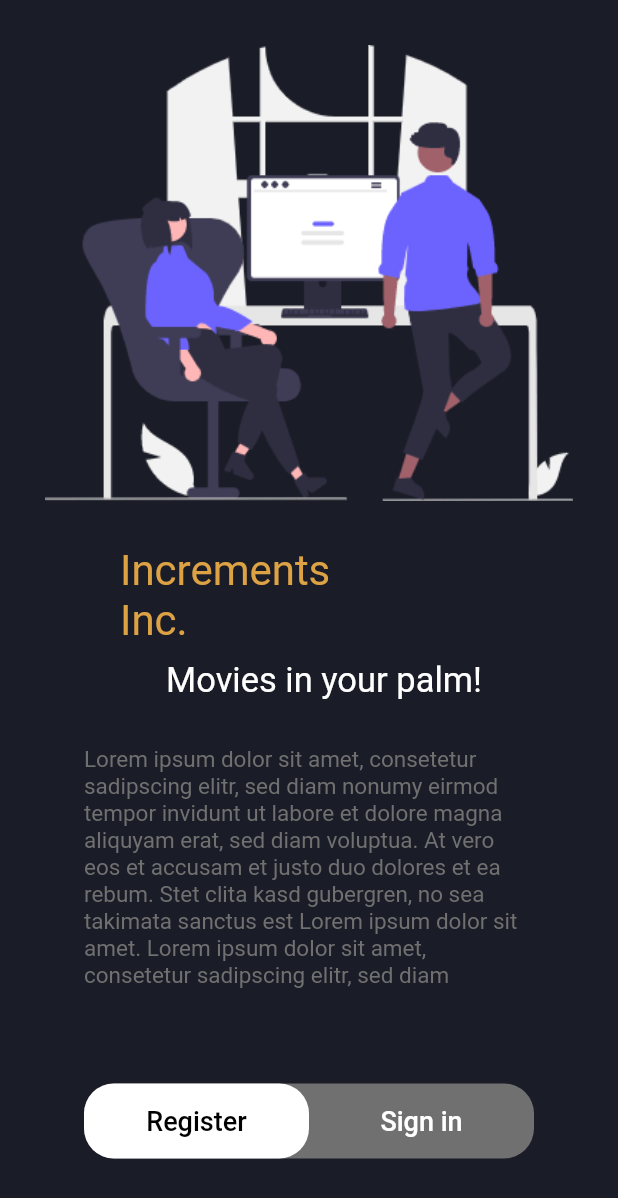
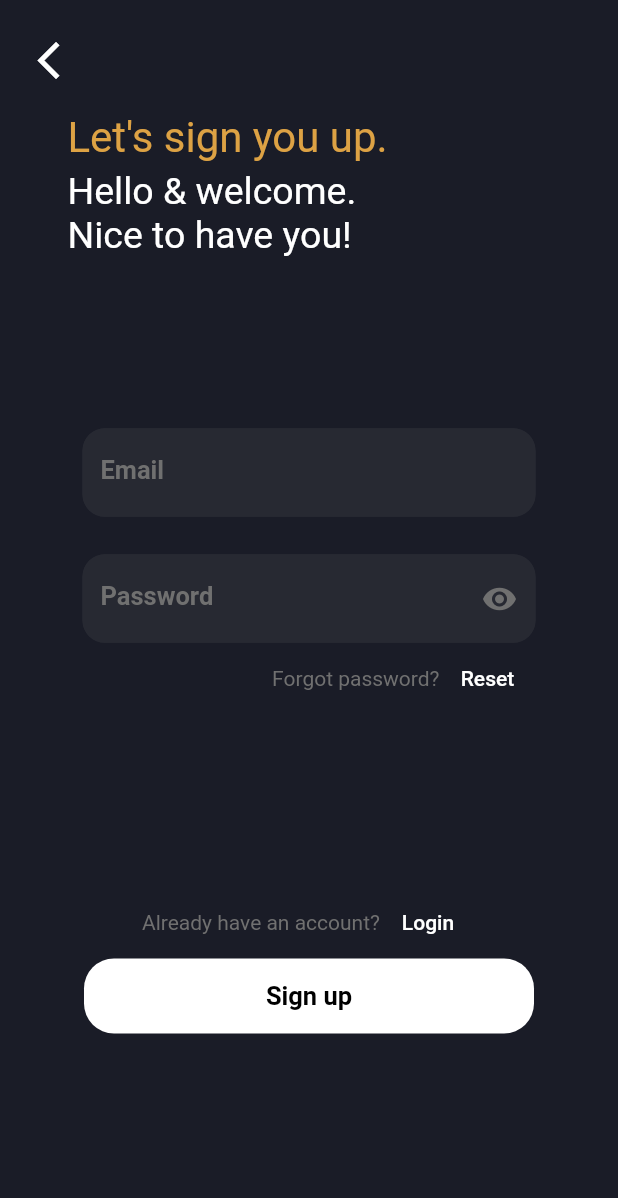
Before and after one commit to sojibsjoy/flutterMovieApp, a Flutter app: the screen it shows after launch, after a tap on "Register", on a phone screen of 412 x 824 dp. Shown: the top 1198 px of the screen. Run offline on Flutter 3.47's test engine with Material 2 defaults, Android fonts, the phone set to English and light mode, and no system bars; our stand-ins replace email_validator, firebase_auth, firebase_core, firebase_messaging, flutter_local_notifications, get and 1 more; missing offline and left inert: flutter_facebook_auth; accounts and stored records are empty.

Commit message:
Final Push (Updated).

```diff
--- a/lib/main.dart
+++ b/lib/main.dart
@@ -10,6 +10,7 @@ import 'package:movie_app/ui/screens/auth/auth_screen.dart';
 import 'package:movie_app/ui/screens/home/home_screen.dart';
 import 'package:movie_app/ui/screens/login/login_screen.dart';
 import 'package:movie_app/ui/screens/otp/otp_screen.dart';
+import 'package:movie_app/ui/screens/register/register_screen.dart';
 
 const AndroidNotificationChannel channel = AndroidNotificationChannel(
   'high_importance_channel',
@@ -65,6 +66,10 @@ class MyApp extends StatelessWidget {
           page: () => const AuthScreen(),
         ),
         GetPage(
+          name: RegisterScreen.routeName,
+          page: () => const RegisterScreen(),
+        ),
+        GetPage(
           name: LoginScreen.routeName,
           page: () => const LoginScreen(),
         ),
--- a/lib/ui/screens/auth/auth_screen.dart
+++ b/lib/ui/screens/auth/auth_screen.dart
@@ -2,6 +2,7 @@ import 'package:flutter/material.dart';
 import 'package:get/get.dart';
 import 'package:movie_app/state_management/constants/constants.dart';
 import 'package:movie_app/ui/screens/login/login_screen.dart';
+import 'package:movie_app/ui/screens/register/register_screen.dart';
 
 class AuthScreen extends StatelessWidget {
   static String routeName = "/auth";
@@ -86,7 +87,7 @@ class AuthScreen extends StatelessWidget {
                           backgroundColor:
                               MaterialStateProperty.all<Color>(Colors.white),
                         ),
-                        onPressed: () {},
+                        onPressed: () => Get.toNamed(RegisterScreen.routeName),
                         child: const Text(
                           'Register',
                           style: TextStyle(
--- /dev/null
+++ b/lib/ui/screens/register/register_screen.dart
@@ -0,0 +1,256 @@
+import 'package:email_validator/email_validator.dart';
+import 'package:flutter/cupertino.dart';
+import 'package:flutter/material.dart';
+import 'package:flutter/painting.dart';
+import 'package:get/get.dart';
+import 'package:movie_app/state_management/constants/constants.dart';
+import 'package:movie_app/state_management/controllers/auth_controllers.dart';
+
+class RegisterScreen extends StatefulWidget {
+  static String routeName = '/register';
+  const RegisterScreen({Key? key}) : super(key: key);
+
+  @override
+  State<RegisterScreen> createState() => _RegisterScreenState();
+}
+
+class _RegisterScreenState extends State<RegisterScreen> {
+  bool showLoading = false;
+  bool _obsecure = true;
+  final TextEditingController _emailCon = TextEditingController();
+  final TextEditingController _passCon = TextEditingController();
+  @override
+  Widget build(BuildContext context) {
+    return Scaffold(
+      backgroundColor: CustomColors.appBgColor,
+      body: SafeArea(
+        child: showLoading
+            ? const Center(
+                child: CircularProgressIndicator(),
+              )
+            : Column(
+                crossAxisAlignment: CrossAxisAlignment.start,
+                children: [
+                  Padding(
+                    padding: const EdgeInsets.fromLTRB(25, 25, 0.0, 0.0),
+                    child: InkWell(
+                      onTap: () => Get.back(),
+                      child: const Icon(
+                        Icons.arrow_back_ios,
+                        color: Colors.white,
+                        size: 30,
+                      ),
+                    ),
+                  ),
+                  const SizedBox(
+                    height: 20,
+                  ),
+                  Padding(
+                    padding: const EdgeInsets.fromLTRB(45, 0, 130, 5),
+                    child: Text(
+                      'Let\'s sign you up.',
+                      style: TextStyle(
+                        color: CustomColors.authTitleColor,
+                        fontSize: 28,
+                      ),
+                    ),
+                  ),
+                  const Padding(
+                    padding: EdgeInsets.fromLTRB(45, 0, 130, 0),
+                    child: Text(
+                      'Hello & welcome.\nNice to have you!',
+                      style: TextStyle(
+                        color: Colors.white,
+                        fontSize: 25,
+                      ),
+                    ),
+                  ),
+                  Container(
+                    height: 420,
+                    padding: const EdgeInsets.symmetric(horizontal: 55),
+                    child: Center(
+                      child: Form(
+                        child: Column(
+                          mainAxisSize: MainAxisSize.min,
+                          children: [
+                            TextFormField(
+                              controller: _emailCon,
+                              style: const TextStyle(
+                                color: Colors.white,
+                                fontSize: 16,
+                              ),
+                              decoration: InputDecoration(
+                                fillColor: CustomColors.inputFieldColor,
+                                filled: true,
+                                border: OutlineInputBorder(
+                                  borderRadius: BorderRadius.circular(15),
+                                ),
+                                labelText: "Email",
+                                labelStyle: TextStyle(
+                                  color: CustomColors.authDesColor,
+                                  fontWeight: FontWeight.bold,
+                                  fontSize: 17,
+                                ),
+                                enabledBorder: OutlineInputBorder(
+                                  borderRadius: BorderRadius.circular(15),
+                                  borderSide: BorderSide(
+                                    color: CustomColors.inputFieldColor,
+                                  ),
+                                ),
+                                focusedBorder: OutlineInputBorder(
+                                  borderRadius: BorderRadius.circular(15),
+                                  borderSide: BorderSide(
+                                    color: CustomColors.inputFieldColor,
+                                  ),
+                                ),
+                              ),
+                            ),
+                            const SizedBox(
+                              height: 25,
+                            ),
+                            TextFormField(
+                              controller: _passCon,
+                              style: const TextStyle(
+                                color: Colors.white,
+                                fontSize: 16,
+                              ),
+                              decoration: InputDecoration(
+                                fillColor: CustomColors.inputFieldColor,
+                                filled: true,
+                                border: OutlineInputBorder(
+                                  borderRadius: BorderRadius.circular(15),
+                                ),
+                                labelText: "Password",
+                                labelStyle: TextStyle(
+                                  color: CustomColors.authDesColor,
+                                  fontWeight: FontWeight.bold,
+                                  fontSize: 17,
+                                ),
+                                suffixIcon: InkWell(
+                                  onTap: () => setState(() {
+                                    _obsecure = !_obsecure;
+                                  }),
+                                  child: Icon(
+                                    Icons.remove_red_eye,
+                                    color: CustomColors.authDesColor,
+                                  ),
+                                ),
+                                enabledBorder: OutlineInputBorder(
+                                  borderRadius: BorderRadius.circular(15),
+                                  borderSide: BorderSide(
+                                    color: CustomColors.inputFieldColor,
+                                  ),
+                                ),
+                                focusedBorder: OutlineInputBorder(
+                                  borderRadius: BorderRadius.circular(15),
+                                  borderSide: BorderSide(
+                                    color: CustomColors.inputFieldColor,
+                                  ),
+                                ),
+                              ),
+                              obscureText: _obsecure,
+                            ),
+                            Row(
+                              mainAxisAlignment: MainAxisAlignment.end,
+                              children: [
+                                Text(
+                                  'Forgot password?',
+                                  style: TextStyle(
+                                    color: CustomColors.authDesColor,
+                                  ),
+                                ),
+                                TextButton(
+                                  onPressed: () {},
+                                  child: const Text(
+                                    'Reset',
+                                    style: TextStyle(
+                                      color: Colors.white,
+                                    ),
+                                  ),
+                                ),
+                              ],
+                            ),
+                          ],
+                        ),
+                      ),
+                    ),
+                  ),
+                  Row(
+                    mainAxisAlignment: MainAxisAlignment.center,
+                    children: [
+                      Text(
+                        'Already have an account?',
+                        style: TextStyle(
+                          color: CustomColors.authDesColor,
+                        ),
+                      ),
+                      TextButton(
+                        onPressed: () {},
+                        child: const Text(
+                          'Login',
+                          style: TextStyle(
+                            color: Colors.white,
+                          ),
+                        ),
+                      ),
+                    ],
+                  ),
+                  SizedBox(
+                    width: double.infinity,
+                    child: Column(
+                      children: [
+                        TextButton(
+                          onPressed: () async {
+                            setState(() {
+                              showLoading = true;
+                            });
+                            checkValidation(
+                                _emailCon.text.trim(), _passCon.text.trim());
+                          },
+                          child: const Text(
+                            'Sign up',
+                            style: TextStyle(
+                              color: Colors.black,
+                              fontWeight: FontWeight.bold,
+                              fontSize: 17,
+                            ),
+                          ),
+                          style: ButtonStyle(
+                            shape: MaterialStateProperty.all<
+                                RoundedRectangleBorder>(
+                              RoundedRectangleBorder(
+                                borderRadius: BorderRadius.circular(20),
+                              ),
+                            ),
+                            fixedSize: MaterialStateProperty.all<Size>(
+                              const Size(300, 50),
+                            ),
+                            backgroundColor:
+                                MaterialStateProperty.all<Color>(Colors.white),
+                          ),
+                        ),
+                        const SizedBox(height: 12),
+                      ],
+                    ),
+                  )
+                ],
+              ),
+      ),
+    );
+  }
+
+  checkValidation(String inputEmail, String inputPass) async {
+    showLoading = true;
+    bool isEmail = EmailValidator.validate(inputEmail);
+    if (isEmail) {
+      showLoading =
+          await AuthController.instance.register(inputEmail, inputPass);
+      setState(() {});
+    } else {
+      _emailCon.text = "";
+      _passCon.text = "";
+      setState(() {});
+    }
+    setState(() {});
+  }
+}
```
Also changed, not shown: lib/state_management/controllers/auth_controllers.dart (+29 -67 lines).
